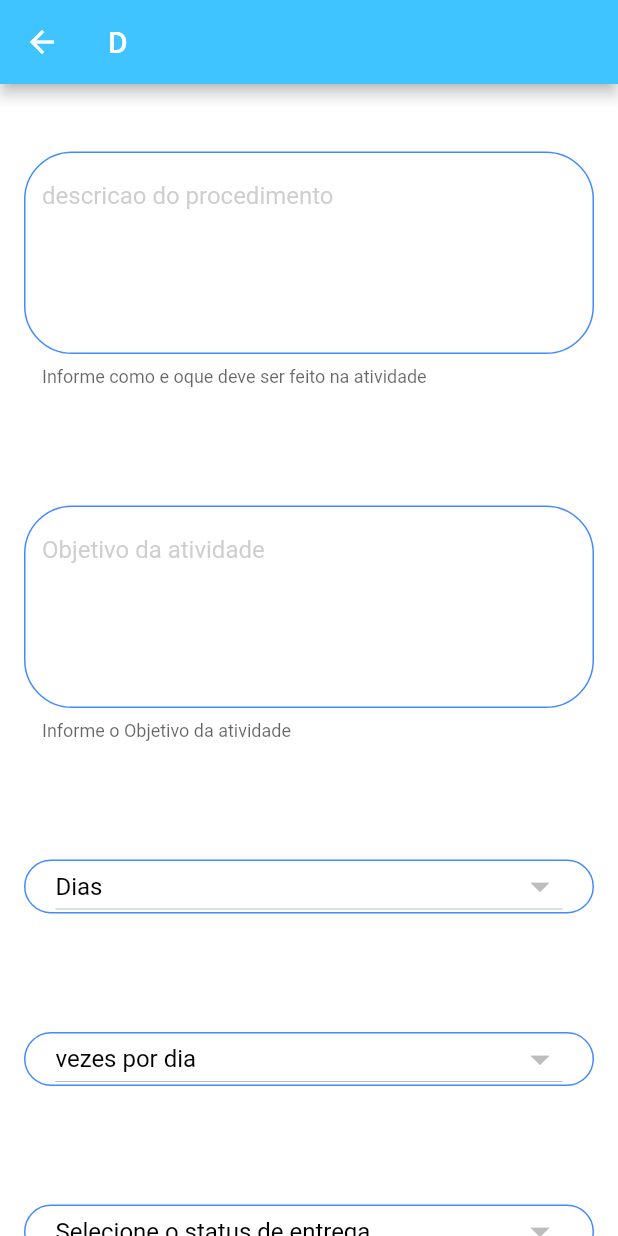
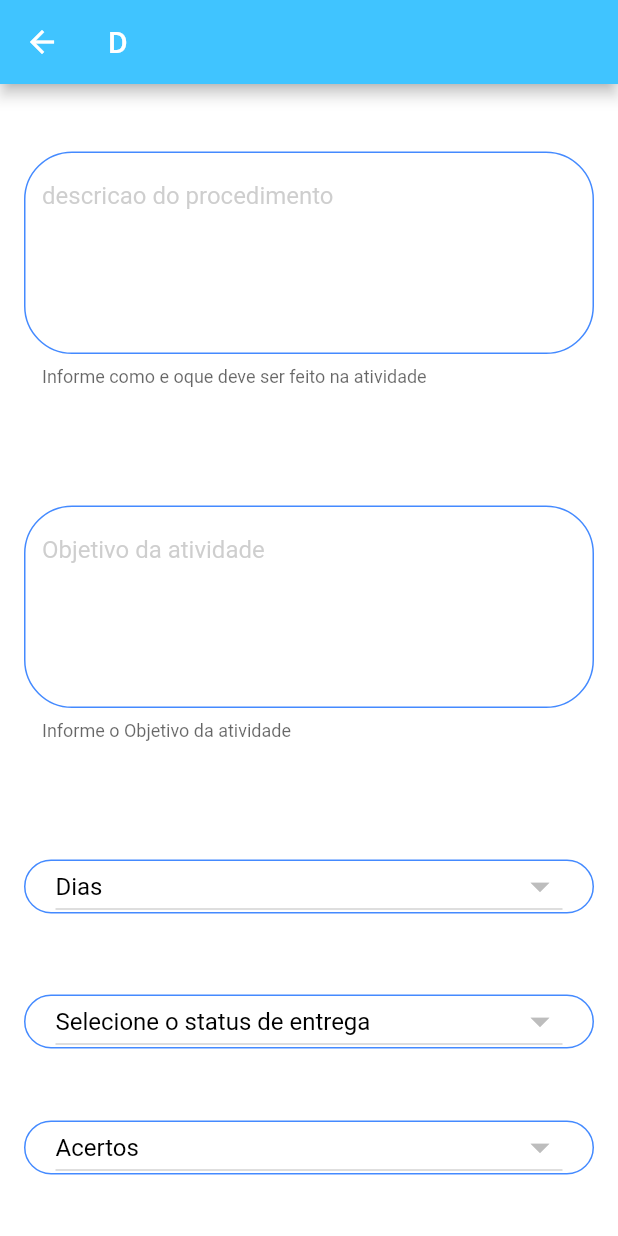
Before and after one commit to luizprog/desenvolverapp, a Flutter app: the RegistroAtividadeIndividualScreen screen opened by its route, scrolled down 576 dp, on a phone screen of 412 x 824 dp. Run offline on Flutter 3.47's test engine with Material 2 defaults, Android fonts, the phone set to English and light mode, and no system bars; our stand-ins replace cloud_firestore, date_format, firebase_auth, flutter_speed_dial, modal_progress_hud; accounts and stored records are empty.

Commit message:
Inclusao de campos acertos e grupo, cadastro procedimento

```diff
--- a/lib/screens/RegistroAtividadeIndividualScreen.dart
+++ b/lib/screens/RegistroAtividadeIndividualScreen.dart
@@ -23,6 +23,7 @@ class _RegistroAtividadeIndividualScreenState
   var _mySelection2;
   var _mySelection3;
   var _mySelection4;
+  var _mySelection5;
 
   List<String> _comboTipo = new List<String>();
   bool showSpinner = false;
@@ -39,6 +40,8 @@ class _RegistroAtividadeIndividualScreenState
   String tipoConclusaoInformado;
   String instrutorInformado;
   String objetivoInformado;
+  String acertoNecessarioInformado;
+  String grupoProcedimentoInformado;
 
   String dropdownValue = 'One';
 
@@ -287,6 +290,7 @@ class _RegistroAtividadeIndividualScreenState
                 style: TextStyle(fontWeight: FontWeight.bold, fontSize: 20.0),
               ),
             ),
+
             SizedBox(
               height: 8.0,
             ),
@@ -353,6 +357,7 @@ class _RegistroAtividadeIndividualScreenState
                   return new DropdownButton<String>(
                     iconEnabledColor: Colors.black,
                     isDense: true,
+
                     isExpanded: true,
                     hint: new Text(
                       "Dias",
@@ -380,10 +385,6 @@ class _RegistroAtividadeIndividualScreenState
               ),
             ),
 
-            SizedBox(
-              height: 48.0,
-            ),
-
             Center(
               child: Text(
                 "Quantidade de vezes por dia:",
@@ -391,53 +392,8 @@ class _RegistroAtividadeIndividualScreenState
                 style: TextStyle(fontWeight: FontWeight.bold, fontSize: 20.0),
               ),
             ),
-            SizedBox(
-              height: 8.0,
-            ),
-            Container(
-              decoration: BoxDecoration(
-                  borderRadius: BorderRadius.all(Radius.circular(32.0)),
-                  border: Border.all(
-                      style: BorderStyle.solid,
-                      color: Colors.blueAccent,
-                      width: 1.0)),
-              padding: EdgeInsets.symmetric(horizontal: 20.0, vertical: 2.0),
-              child: StreamBuilder<QuerySnapshot>(
-                stream: firestore.collection('horaAtividade').orderBy('hora').snapshots(),
-                builder: (BuildContext context,
-                    AsyncSnapshot<QuerySnapshot> snapshot) {
-                  if (!snapshot.hasData) return const Text('Carregando...');
-                  return new DropdownButton<String>(
-                    iconEnabledColor: Colors.black,
-                    iconSize: 30.0,
-                    isExpanded: true,
-                    isDense: true,
-                    hint: new Text(
-                      "vezes por dia",
-                      style: TextStyle(color: Colors.black),
-                    ),
-                    value: _mySelection4,
-                    onChanged: (String newValue) {
-                      setState(() {
-                        this.agendaHoraInformado = newValue;
-                        _mySelection4 = newValue;
-                      });
-                    },
-                    items: snapshot.data.documents.map((map) {
-                      return new DropdownMenuItem<String>(
-                        value: map["hora"].toString(),
-                        child: new Text(map["hora"],
-                            style: TextStyle(color: Colors.blueAccent)),
-                      );
-                    }).toList(),
-                  );
-                },
-              ),
-            ),
 
-            SizedBox(
-              height: 48.0,
-            ),
+
 
             Center(
               child: Text(
@@ -490,6 +446,100 @@ class _RegistroAtividadeIndividualScreenState
               ),
             ),
 
+            /**/
+
+            SizedBox(
+              height: 48.0,
+            ),
+            Container(
+              decoration: BoxDecoration(
+                  borderRadius: BorderRadius.all(Radius.circular(32.0)),
+                  border: Border.all(
+                      style: BorderStyle.solid,
+                      color: Colors.blueAccent,
+                      width: 1.0)),
+              padding: EdgeInsets.symmetric(horizontal: 20.0, vertical: 2.0),
+              child: StreamBuilder<QuerySnapshot>(
+                stream: firestore.collection('AcertosNecessarios').orderBy('acertos').snapshots(),
+                builder: (BuildContext context,
+                    AsyncSnapshot<QuerySnapshot> snapshot) {
+                  if (!snapshot.hasData) return const Text('Carregando...');
+                  return new DropdownButton<String>(
+                    iconEnabledColor: Colors.black,
+                    iconSize: 30.0,
+                    isExpanded: true,
+                    isDense: true,
+                    hint: new Text(
+                      "Acertos",
+                      style: TextStyle(color: Colors.black),
+                    ),
+                    value: _mySelection4,
+                    onChanged: (String newValue) {
+                      setState(() {
+                        this.acertoNecessarioInformado = newValue;
+                        _mySelection4 = newValue;
+                      });
+                    },
+                    items: snapshot.data.documents.map((map) {
+                      return new DropdownMenuItem<String>(
+                        value: map["acertos"].toString(),
+                        child: new Text(map["acertos"],
+                            style: TextStyle(color: Colors.blueAccent)),
+                      );
+                    }).toList(),
+                  );
+                },
+              ),
+            ),
+
+            SizedBox(
+              height: 48.0,
+            ),
+            Container(
+              decoration: BoxDecoration(
+                  borderRadius: BorderRadius.all(Radius.circular(32.0)),
+                  border: Border.all(
+                      style: BorderStyle.solid,
+                      color: Colors.blueAccent,
+                      width: 1.0)),
+              padding: EdgeInsets.symmetric(horizontal: 20.0, vertical: 2.0),
+              child: StreamBuilder<QuerySnapshot>(
+                stream: firestore.collection('grupoProcedimento').orderBy('habilidade').snapshots(),
+                builder: (BuildContext context,
+                    AsyncSnapshot<QuerySnapshot> snapshot) {
+                  if (!snapshot.hasData) return const Text('Carregando...');
+                  return new DropdownButton<String>(
+                    iconEnabledColor: Colors.black,
+                    iconSize: 30.0,
+                    isExpanded: true,
+                    isDense: true,
+                    hint: new Text(
+                      "Habilidade",
+                      style: TextStyle(color: Colors.black),
+                    ),
+                    value: _mySelection5,
+                    onChanged: (String newValue) {
+                      setState(() {
+                        this.grupoProcedimentoInformado = newValue;
+                        _mySelection5 = newValue;
+                      });
+                    },
+                    items: snapshot.data.documents.map((map) {
+                      return new DropdownMenuItem<String>(
+                        value: map["habilidade"].toString(),
+                        child: new Text(map["habilidade"],
+                            style: TextStyle(color: Colors.blueAccent)),
+                      );
+                    }).toList(),
+                  );
+                },
+              ),
+            ),
+
+            /**/
+
+
+
             //button save
             SizedBox(
               height: 64.0,
@@ -516,6 +566,8 @@ class _RegistroAtividadeIndividualScreenState
                         'agendahora': agendaHoraInformado,
                         'dataDaInclusao': DateTime.now(),
                         'instrutor': regloggedInUser.email,
+                        'acertosNecessarios': acertoNecessarioInformado,
+                        'grupoProcedimento': grupoProcedimentoInformado,
                         'pontuacao': 0,
                         'pontuacaoAtual': 0
                       });
```
